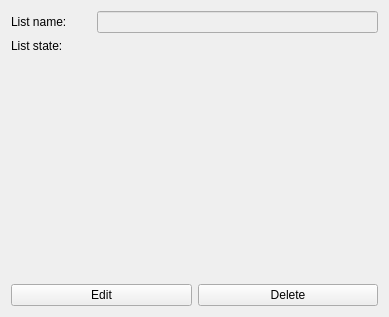
Before: the Qt Designer form src/Client/View/MainPage/List/ListViewSubPage/ListViewSubPage.ui in iodream/Spend-Note, drawn with Qt 5.
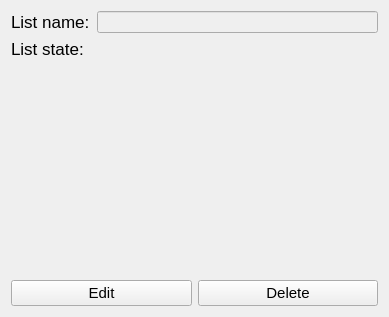
After: the same form once the commit is applied. Icons and pictures are not drawn.

What changed in the file:
```diff
--- a/src/Client/View/MainPage/List/ListViewSubPage/ListViewSubPage.ui
+++ b/src/Client/View/MainPage/List/ListViewSubPage/ListViewSubPage.ui
@@ -26,6 +26,11 @@
            <height>0</height>
           </size>
          </property>
+         <property name="font">
+          <font>
+           <pointsize>13</pointsize>
+          </font>
+         </property>
          <property name="text">
           <string>List name:</string>
          </property>
@@ -68,16 +73,46 @@
     <layout class="QHBoxLayout" name="horizontalLayout_3">
      <item>
       <widget class="QPushButton" name="EditButton">
+       <property name="font">
+        <font>
+         <pointsize>11</pointsize>
+        </font>
+       </property>
        <property name="text">
         <string>Edit</string>
        </property>
+       <property name="icon">
+        <iconset resource="../../../../resources.qrc">
+         <normaloff>:/Icons/Icons/edit.png</normaloff>:/Icons/Icons/edit.png</iconset>
+       </property>
+       <property name="iconSize">
+        <size>
+         <width>18</width>
+         <height>18</height>
+        </size>
+       </property>
       </widget>
      </item>
      <item>
       <widget class="QPushButton" name="DeleteButton">
+       <property name="font">
+        <font>
+         <pointsize>11</pointsize>
+        </font>
+       </property>
        <property name="text">
         <string>Delete</string>
        </property>
+       <property name="icon">
+        <iconset resource="../../../../resources.qrc">
+         <normaloff>:/Icons/Icons/cancel.png</normaloff>:/Icons/Icons/cancel.png</iconset>
+       </property>
+       <property name="iconSize">
+        <size>
+         <width>18</width>
+         <height>18</height>
+        </size>
+       </property>
       </widget>
      </item>
     </layout>
@@ -88,6 +123,11 @@
       <layout class="QHBoxLayout" name="horizontalLayout_4">
        <item>
         <widget class="QLabel" name="ListState">
+         <property name="font">
+          <font>
+           <pointsize>13</pointsize>
+          </font>
+         </property>
          <property name="text">
           <string>List state: </string>
          </property>
```
Left out of the diff: 4 changed lines with no effect on the pictures.
